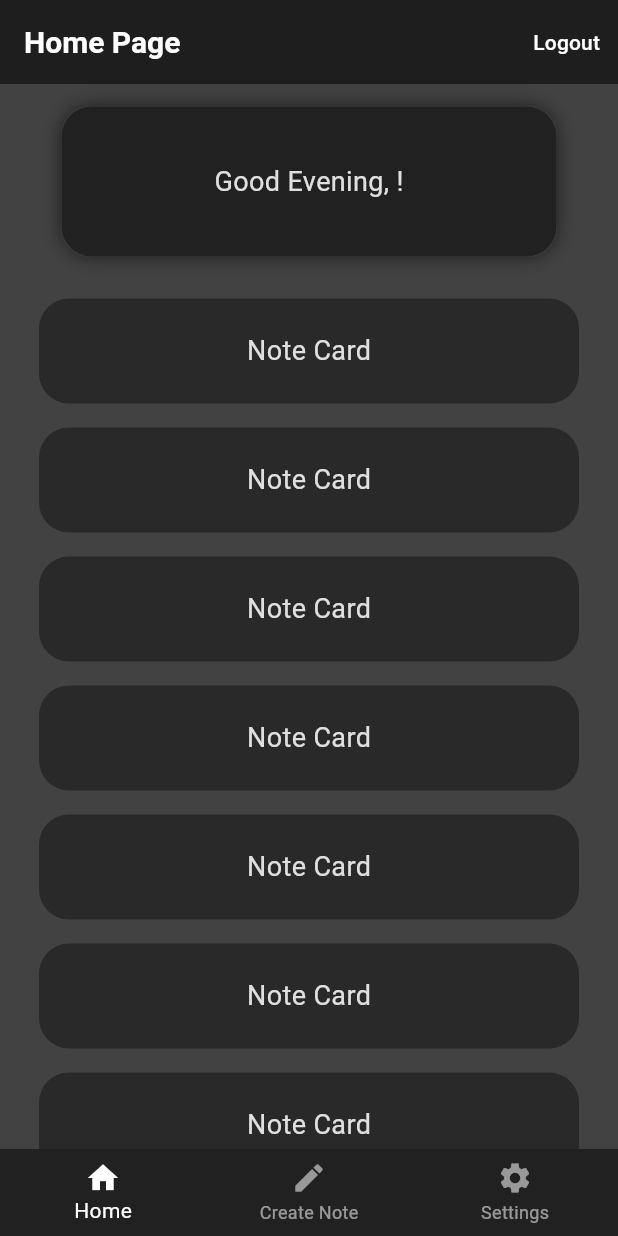
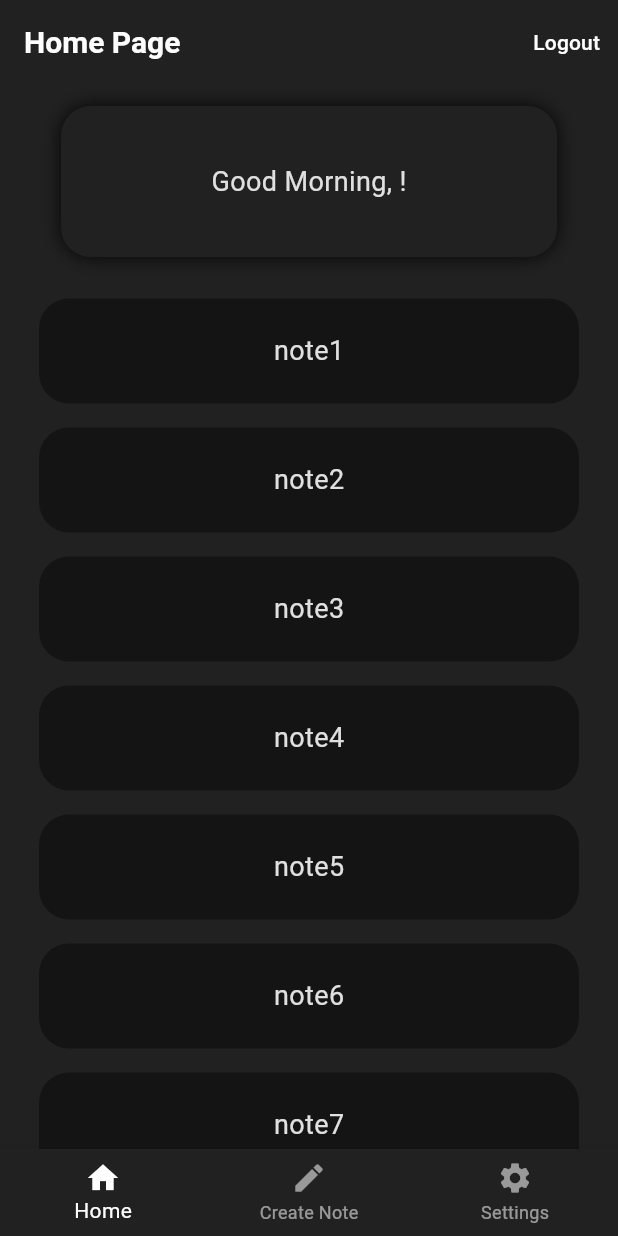
Before and after one commit to dhruvdabhi101/refectify, a Flutter app: the screen it shows once a user with an empty profile is signed in, on a phone screen of 412 x 824 dp. Run offline on Flutter 3.47's test engine with Material 2 defaults, Android fonts, the phone set to English and light mode, and no system bars; our stand-ins replace firebase_auth, firebase_core, google_sign_in; missing offline and left inert: flutter_quill, onboarding; accounts and stored records are empty; generated files the repository leaves out were written again.

Commit message:
Fix: some small ui improvements

```diff
--- a/lib/main.dart
+++ b/lib/main.dart
@@ -22,7 +22,7 @@ class MyApp extends StatelessWidget {
     return MaterialApp(
       darkTheme: ThemeData(
         useMaterial3: true,
-        scaffoldBackgroundColor: Colors.grey[800],
+        scaffoldBackgroundColor: Colors.grey[900],
         textTheme: TextTheme(
           bodyMedium: TextStyle(color: Colors.grey[300], fontSize: 18),
           bodyLarge: const TextStyle(
--- a/lib/pages/auth/login.dart
+++ b/lib/pages/auth/login.dart
@@ -7,10 +7,10 @@ class LoginPage extends StatefulWidget {
   const LoginPage({super.key});
 
   @override
-  _LoginPageState createState() => _LoginPageState();
+  LoginPageState createState() => LoginPageState();
 }
 
-class _LoginPageState extends State<LoginPage> {
+class LoginPageState extends State<LoginPage> {
   final GlobalKey<FormState> _formKey = GlobalKey<FormState>();
   final TextEditingController _emailController = TextEditingController();
   final TextEditingController _passwordController = TextEditingController();
@@ -37,6 +37,7 @@ class _LoginPageState extends State<LoginPage> {
       // Check if the user was successfully signed in
       if (user != null) {
         // Redirect to the home page or perform other actions.
+        if(!mounted)return null;
         Navigator.pushReplacementNamed(context, '/auth');
       }
 
@@ -45,6 +46,7 @@ class _LoginPageState extends State<LoginPage> {
       setState(() {
         _errorMessage = 'Login failed. Please try again.';
       });
+      if(!mounted)return null;
       ScaffoldMessenger.of(context).showSnackBar(
         SnackBar(
           content: Text(_errorMessage),
@@ -66,12 +68,14 @@ class _LoginPageState extends State<LoginPage> {
       if (user != null) {
         // Successfully logged in
         // Redirect to the home page
+        if(!mounted)return;
         Navigator.pushReplacementNamed(context, '/home');
       }
     } catch (e) {
       setState(() {
         _errorMessage = 'Login failed. Please check your email and password.';
       });
+      if(!mounted)return;
       ScaffoldMessenger.of(context).showSnackBar(
         SnackBar(
           content: Text(_errorMessage),
@@ -92,11 +96,11 @@ class _LoginPageState extends State<LoginPage> {
   Widget build(BuildContext context) {
     return Scaffold(
       appBar: AppBar(
-        title: const Text('Login Page'),
-        backgroundColor: Colors.black54,
+        title: const Text('Login Page', style: TextStyle(color: Colors.white),),
+        backgroundColor: Colors.grey[900],
       ),
       body: Container(
-        color: Colors.black54,
+        color: Colors.grey[900],
         padding: const EdgeInsets.all(20.0),
         child: Center(
           child: Form(
--- a/lib/pages/auth/signup.dart
+++ b/lib/pages/auth/signup.dart
@@ -6,10 +6,10 @@ class SignupPage extends StatefulWidget {
   const SignupPage({Key? key}) : super(key: key);
 
   @override
-  _SignupPageState createState() => _SignupPageState();
+  SignupPageState createState() => SignupPageState();
 }
 
-class _SignupPageState extends State<SignupPage> {
+class SignupPageState extends State<SignupPage> {
   final GlobalKey<FormState> _formKey = GlobalKey<FormState>();
   final TextEditingController _nameController = TextEditingController();
   final TextEditingController _emailController = TextEditingController();
@@ -31,12 +31,14 @@ class _SignupPageState extends State<SignupPage> {
         // Set the user's display name
         await user.updateDisplayName(_nameController.text);
         // Redirect to the home page
+        if (!mounted) return;
         Navigator.pushReplacementNamed(context, '/home');
       }
     } catch (e) {
       setState(() {
         _errorMessage = 'Registration failed. Please try again.';
       });
+      if (!mounted) return;
       ScaffoldMessenger.of(context).showSnackBar(
         SnackBar(
           content: Text(_errorMessage),
@@ -56,11 +58,11 @@ class _SignupPageState extends State<SignupPage> {
   Widget build(BuildContext context) {
     return Scaffold(
       appBar: AppBar(
-        title: const Text('Signup Page'),
-        backgroundColor: Colors.black54,
+        title: const Text('Signup Page', style: TextStyle(color: Colors.white),),
+        backgroundColor: Colors.grey[900],
       ),
       body: Container(
-        color: Colors.black54,
+        color: Colors.grey[900],
         padding: const EdgeInsets.all(20.0),
         child: Center(
           child: Form(
--- a/lib/pages/home.dart
+++ b/lib/pages/home.dart
@@ -15,6 +15,7 @@ class _Home extends State<Home> {
   Future<void> _signOut(BuildContext context) async {
     await FirebaseAuth.instance.signOut();
     // After signing out, navigate to the login page or another screen.
+    if(!mounted)return;
     Navigator.popAndPushNamed(context, '/auth');
   }
 
@@ -29,7 +30,7 @@ class _Home extends State<Home> {
     return Scaffold(
       appBar: AppBar(
         title: const Text('Home Page'),
-        backgroundColor: Colors.black54,
+        backgroundColor: Colors.grey[900],
         titleTextStyle: const TextStyle(
           color: Colors.white,
           fontSize: 20.0,
@@ -78,6 +79,21 @@ class HomePage extends StatefulWidget {
 }
 
 class _HomePageState extends State<HomePage> {
+  String getStateOfDay(){
+    int hour = DateTime.now().hour;
+    if(12>hour && hour>4){
+      return "Morning";
+    }
+    else if(16>hour && hour>12){
+      return "Afternoon";
+    }
+    else if(20>hour && hour>16){
+      return "Evening";
+    }
+    else{
+      return "Night";
+    }
+  }
   @override
   Widget build(BuildContext context) {
     return Scaffold(
@@ -96,7 +112,7 @@ class _HomePageState extends State<HomePage> {
                     ),
                     boxShadow: const [
                       BoxShadow(
-                          color: Colors.black54,
+                          color: Colors.black87,
                           blurRadius: 10.0,
                           blurStyle: BlurStyle.outer),
                     ],
@@ -105,7 +121,7 @@ class _HomePageState extends State<HomePage> {
                   height: 100.0,
                   width: 330.0,
                   child: Text(
-                    "Good Evening, ${FirebaseAuth.instance.currentUser!.displayName}!",
+                    "Good ${getStateOfDay()}, ${FirebaseAuth.instance.currentUser!.displayName}!",
                     style: Theme.of(context).textTheme.bodyMedium,
                   ),
                 ),
@@ -117,13 +133,13 @@ class _HomePageState extends State<HomePage> {
             Expanded(
               child: ListView(
                 children: const [
-                  NoteCard(),
-                  NoteCard(),
-                  NoteCard(),
-                  NoteCard(),
-                  NoteCard(),
-                  NoteCard(),
-                  NoteCard(),
+                  NoteCard('note1'),
+                  NoteCard('note2'),
+                  NoteCard('note3'),
+                  NoteCard('note4'),
+                  NoteCard('note5'),
+                  NoteCard('note6'),
+                  NoteCard('note7'),
                 ],
               ),
             ),
--- a/lib/pages/onboarding.dart
+++ b/lib/pages/onboarding.dart
@@ -22,16 +22,13 @@ class _OnboardingPageState extends State<OnboardingPage> {
             color: background,
           ),
         ),
-        child: const Column(
+        child: const Padding(
+          padding: EdgeInsets.symmetric(horizontal: 45.0, vertical: 10.0),
+          child: Center(
+            child: Column(
               mainAxisAlignment: MainAxisAlignment.center,
-          crossAxisAlignment: CrossAxisAlignment.center,
               children: [
-            Center(
-              child: Column(
-                children: [
-                  Padding(
-                    padding: EdgeInsets.symmetric(horizontal: 45.0),
-                    child: Align(
+                Align(
                   alignment: Alignment.centerLeft,
                   child: Text(
                     'Refectify',
@@ -43,24 +40,17 @@ class _OnboardingPageState extends State<OnboardingPage> {
                     textAlign: TextAlign.left,
                   ),
                 ),
-                  ),
-                  Padding(
-                    padding:
-                        EdgeInsets.symmetric(horizontal: 45.0, vertical: 10.0),
-                    child: Align(
+                Align(
                   alignment: Alignment.centerLeft,
                   child: Text(
-                        'Refectify, Use it only if you want to success in life',
+                    'A simple note taking app with great features for taking notes',
                     style: pageInfoStyle,
                     textAlign: TextAlign.left,
                   ),
                 ),
-                  ),
-                  Padding(padding: EdgeInsets.symmetric(vertical: 50.0)),
               ],
             ),
           ),
-          ],
         ),
       ),
     ),
@@ -73,16 +63,13 @@ class _OnboardingPageState extends State<OnboardingPage> {
             color: background,
           ),
         ),
-        child: const Column(
+        child: const Padding(
+          padding: EdgeInsets.symmetric(horizontal: 45.0, vertical: 10.0),
+          child: Center(
+            child: Column(
               mainAxisAlignment: MainAxisAlignment.center,
-          crossAxisAlignment: CrossAxisAlignment.center,
               children: [
-            Center(
-              child: Column(
-                children: [
-                  Padding(
-                    padding: EdgeInsets.symmetric(horizontal: 45.0),
-                    child: Align(
+                Align(
                   alignment: Alignment.centerLeft,
                   child: Text(
                     'Sign up now',
@@ -94,11 +81,7 @@ class _OnboardingPageState extends State<OnboardingPage> {
                     textAlign: TextAlign.left,
                   ),
                 ),
-                  ),
-                  Padding(
-                    padding:
-                        EdgeInsets.symmetric(horizontal: 45.0, vertical: 10.0),
-                    child: Align(
+                Align(
                   alignment: Alignment.centerLeft,
                   child: Text(
                     'Get more from the app after signing up',
@@ -106,12 +89,9 @@ class _OnboardingPageState extends State<OnboardingPage> {
                     textAlign: TextAlign.left,
                   ),
                 ),
-                  ),
-                  Padding(padding: EdgeInsets.symmetric(vertical: 50.0)),
               ],
             ),
           ),
-          ],
         ),
       ),
     ),
--- a/lib/reuseable_widgets/note_card.dart
+++ b/lib/reuseable_widgets/note_card.dart
@@ -1,8 +1,8 @@
 import 'package:flutter/material.dart';
 
 class NoteCard extends StatelessWidget {
-  const NoteCard({super.key});
-
+  final String title;
+  const NoteCard(this.title, {super.key});
   @override
   Widget build(BuildContext context) {
     return Padding(
@@ -19,7 +19,7 @@ class NoteCard extends StatelessWidget {
           height: 70.0,
           width: 360.0,
           child: Text(
-            "Note Card",
+            title,
             style: Theme.of(context).textTheme.bodyMedium,
           ),
         ),
```
Lines whose indentation alone changed are shown as unchanged.
